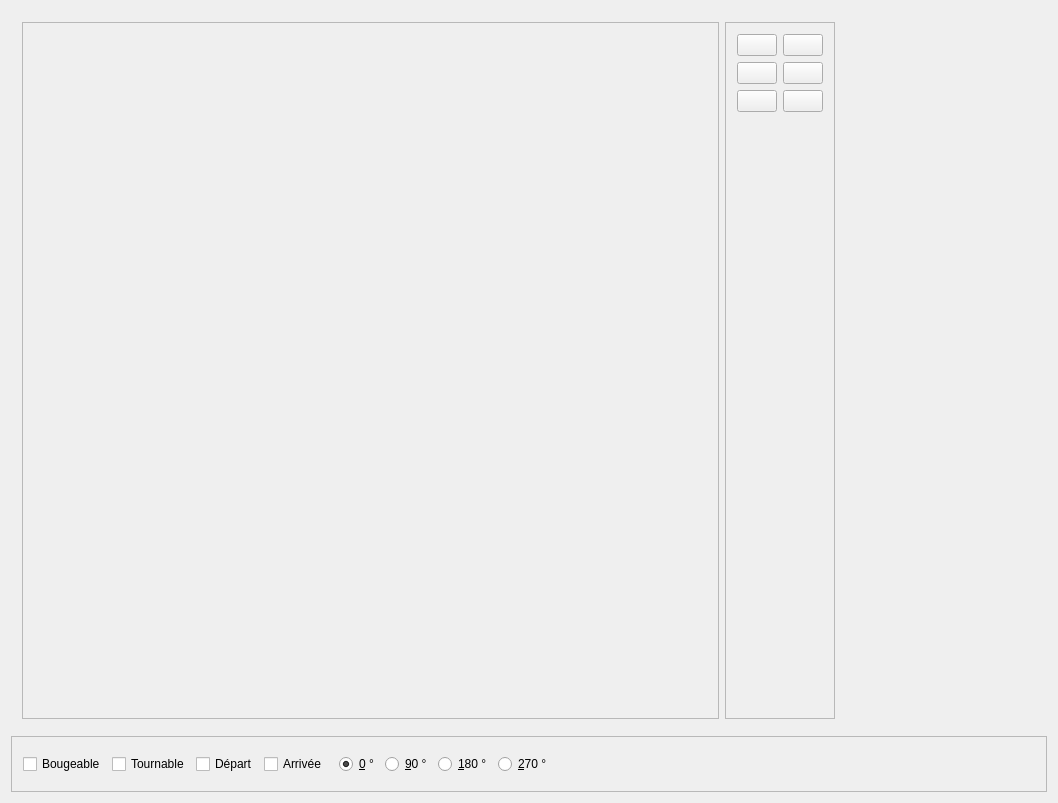
The window that lvlEdit/CMainWindow.ui (clebail/plombier) describes before a commit, drawn with Qt 5.
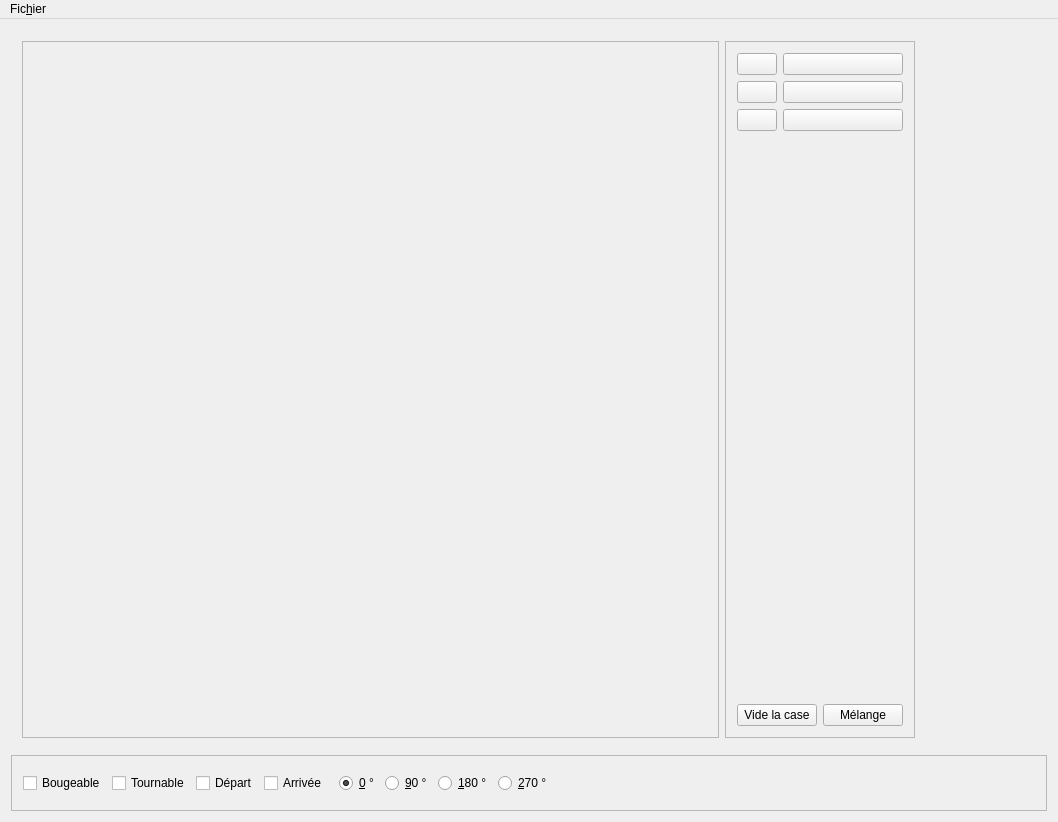
The same window after the commit. Icons and pictures are not drawn. Custom widgets are drawn as their Qt base class.

Patch:
```diff
--- a/lvlEdit/CMainWindow.ui
+++ b/lvlEdit/CMainWindow.ui
@@ -7,7 +7,7 @@
     <x>0</x>
     <y>0</y>
     <width>1058</width>
-    <height>783</height>
+    <height>803</height>
    </rect>
   </property>
   <property name="windowTitle">
@@ -57,7 +57,28 @@
          <property name="frameShadow">
           <enum>QFrame::Raised</enum>
          </property>
+         <layout class="QVBoxLayout" name="verticalLayout_2">
+          <item>
+           <widget class="QWidget" name="widget" native="true">
          <layout class="QFormLayout" name="formLayout">
+             <property name="horizontalSpacing">
+              <number>6</number>
+             </property>
+             <property name="verticalSpacing">
+              <number>6</number>
+             </property>
+             <property name="leftMargin">
+              <number>0</number>
+             </property>
+             <property name="topMargin">
+              <number>0</number>
+             </property>
+             <property name="rightMargin">
+              <number>0</number>
+             </property>
+             <property name="bottomMargin">
+              <number>0</number>
+             </property>
           <item row="0" column="0">
            <widget class="QPushButton" name="pbMur">
             <property name="focusPolicy">
@@ -96,30 +117,22 @@
            </widget>
           </item>
           <item row="1" column="0">
-           <widget class="QPushButton" name="pbDepart">
-            <property name="text">
-             <string/>
-            </property>
-            <property name="icon">
-             <iconset resource="lvledit.qrc">
-              <normaloff>:/image/tDepartFin.png</normaloff>:/image/tDepartFin.png</iconset>
-            </property>
-            <property name="iconSize">
-             <size>
-              <width>96</width>
-              <height>96</height>
-             </size>
-            </property>
-           </widget>
-          </item>
-          <item row="1" column="1">
            <widget class="QPushButton" name="pbDQuart">
             <property name="text">
              <string/>
             </property>
-            <property name="icon">
-             <iconset resource="lvledit.qrc">
-              <normaloff>:/image/tDQuart.png</normaloff>:/image/tDQuart.png</iconset>
+               <property name="iconSize">
+                <size>
+                 <width>96</width>
+                 <height>96</height>
+                </size>
+               </property>
+              </widget>
+             </item>
+             <item row="1" column="1">
+              <widget class="QPushButton" name="pbDepart">
+               <property name="text">
+                <string/>
             </property>
             <property name="iconSize">
              <size>
@@ -130,37 +143,101 @@
            </widget>
           </item>
           <item row="2" column="0">
-           <widget class="QPushButton" name="pbHoriz">
-            <property name="text">
-             <string/>
-            </property>
-            <property name="icon">
-             <iconset resource="lvledit.qrc">
-              <normaloff>:/image/tHorizontal.png</normaloff>:/image/tHorizontal.png</iconset>
-            </property>
-            <property name="iconSize">
-             <size>
-              <width>96</width>
-              <height>96</height>
-             </size>
-            </property>
-           </widget>
-          </item>
-          <item row="2" column="1">
            <widget class="QPushButton" name="pbQuart">
             <property name="text">
              <string/>
             </property>
-            <property name="icon">
-             <iconset resource="lvledit.qrc">
-              <normaloff>:/image/tQuart.png</normaloff>:/image/tQuart.png</iconset>
-            </property>
+               <property name="iconSize">
+                <size>
+                 <width>96</width>
+                 <height>96</height>
+                </size>
+               </property>
+              </widget>
+             </item>
+             <item row="2" column="1">
+              <widget class="QPushButton" name="pbHoriz">
+               <property name="text">
+                <string/>
+               </property>
             <property name="iconSize">
              <size>
               <width>96</width>
               <height>96</height>
              </size>
             </property>
+              </widget>
+             </item>
+            </layout>
+           </widget>
+          </item>
+          <item>
+           <spacer name="verticalSpacer_2">
+            <property name="orientation">
+             <enum>Qt::Vertical</enum>
+            </property>
+            <property name="sizeHint" stdset="0">
+             <size>
+              <width>20</width>
+              <height>40</height>
+             </size>
+            </property>
+           </spacer>
+          </item>
+          <item>
+           <widget class="QWidget" name="widget_3" native="true">
+            <layout class="QVBoxLayout" name="verticalLayout_3">
+             <property name="spacing">
+              <number>6</number>
+             </property>
+             <property name="leftMargin">
+              <number>0</number>
+             </property>
+             <property name="topMargin">
+              <number>0</number>
+             </property>
+             <property name="rightMargin">
+              <number>0</number>
+             </property>
+             <property name="bottomMargin">
+              <number>0</number>
+             </property>
+             <item>
+              <widget class="QWidget" name="widget_4" native="true">
+               <layout class="QHBoxLayout" name="horizontalLayout_5">
+                <property name="spacing">
+                 <number>6</number>
+                </property>
+                <property name="leftMargin">
+                 <number>0</number>
+                </property>
+                <property name="topMargin">
+                 <number>0</number>
+                </property>
+                <property name="rightMargin">
+                 <number>0</number>
+                </property>
+                <property name="bottomMargin">
+                 <number>0</number>
+                </property>
+                <item>
+                 <widget class="QPushButton" name="pbVide">
+                  <property name="text">
+                   <string>Vide la case</string>
+                  </property>
+                 </widget>
+                </item>
+                <item>
+                 <widget class="QPushButton" name="pbMelange">
+                  <property name="text">
+                   <string>Mélange</string>
+                  </property>
+                 </widget>
+                </item>
+               </layout>
+              </widget>
+             </item>
+            </layout>
            </widget>
           </item>
          </layout>
@@ -311,7 +388,31 @@
      <height>29</height>
     </rect>
    </property>
-  </widget>
+   <widget class="QMenu" name="menuFichier">
+    <property name="title">
+     <string>Fic&amp;hier</string>
+    </property>
+    <addaction name="actionNouveau"/>
+    <addaction name="actionOuvrir"/>
+    <addaction name="actionEnregistrer"/>
+   </widget>
+   <addaction name="menuFichier"/>
+  </widget>
+  <action name="actionNouveau">
+   <property name="text">
+    <string>Nouveau</string>
+   </property>
+  </action>
+  <action name="actionOuvrir">
+   <property name="text">
+    <string>Ouvrir</string>
+   </property>
+  </action>
+  <action name="actionEnregistrer">
+   <property name="text">
+    <string>Enregistrer</string>
+   </property>
+  </action>
  </widget>
  <layoutdefault spacing="6" margin="11"/>
  <customwidgets>
```
Left out of the diff: 12 changed lines with no effect on the pictures. Lines whose indentation alone changed are shown as unchanged.
